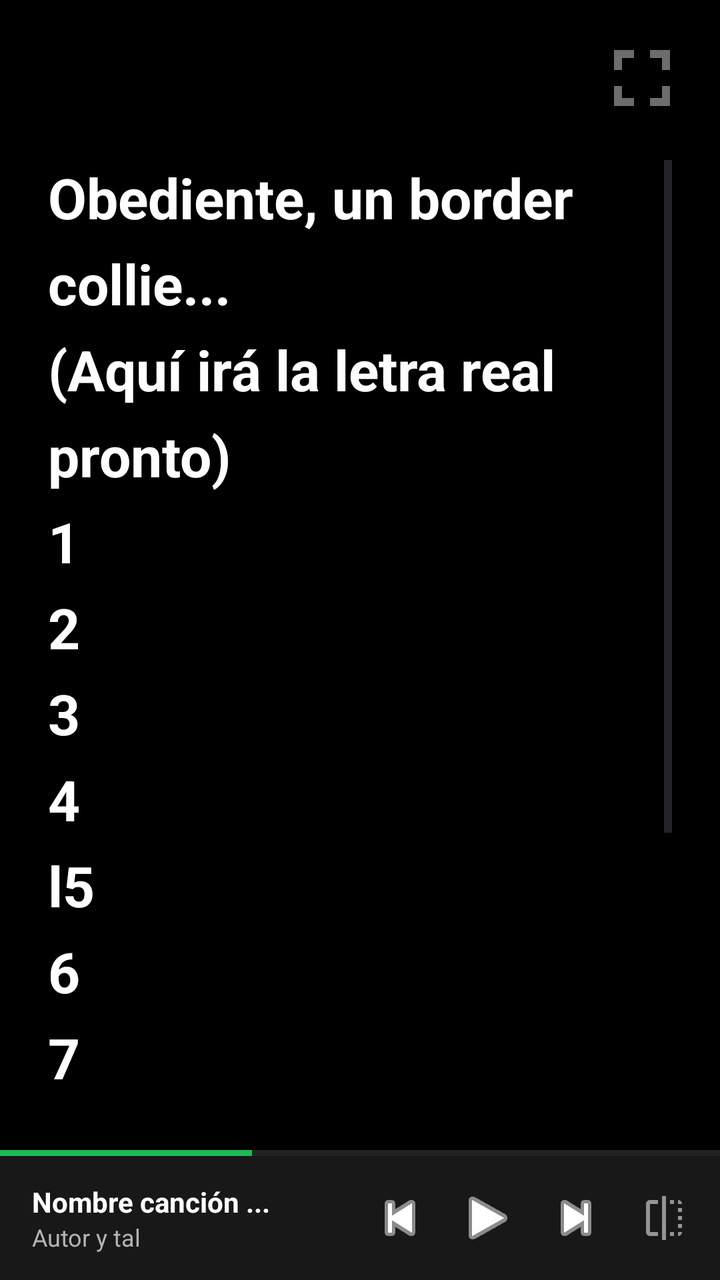
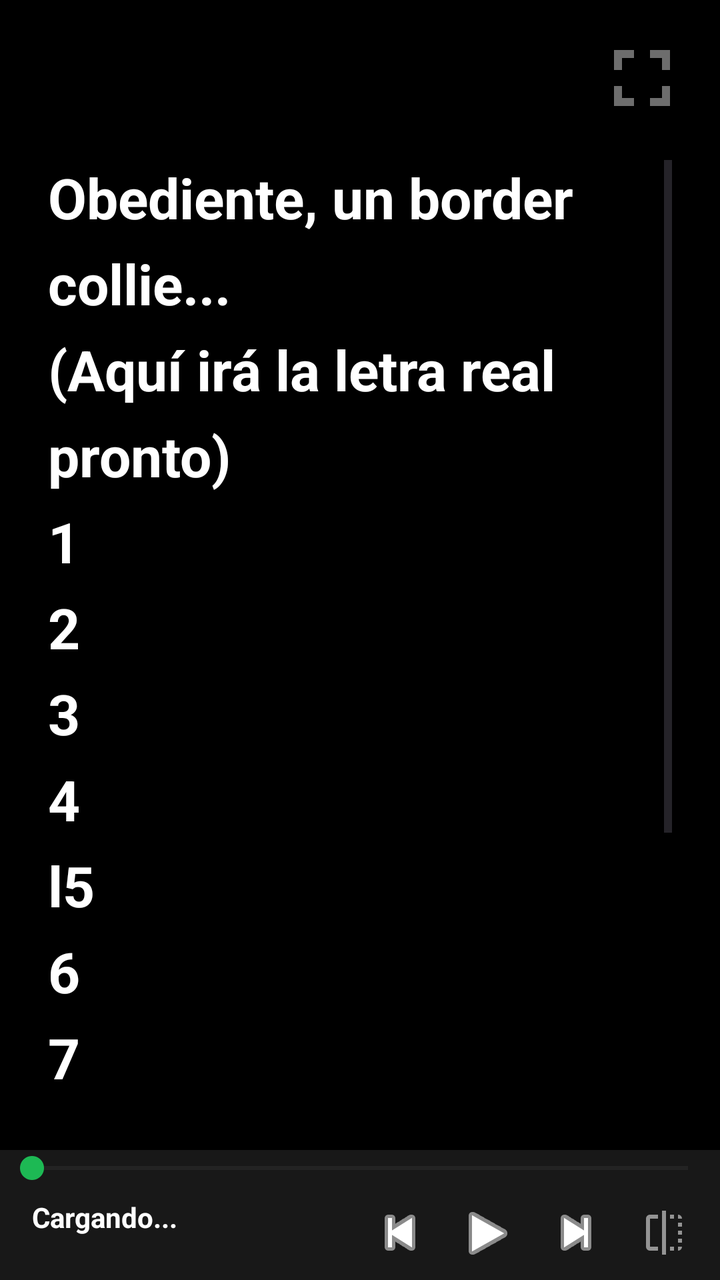

Screens rendered from an Android XML layout before and after an edit, with the pre-edit source and the edit as a unified diff.
<!-- AndroidManifest.xml: application theme Theme.AppLetras -->
<!-- res/layout/fragment_musica.xml -->
<?xml version="1.0" encoding="utf-8"?>
<androidx.constraintlayout.widget.ConstraintLayout xmlns:android="http://schemas.android.com/apk/res/android"
    xmlns:app="http://schemas.android.com/apk/res-auto"
    android:layout_width="match_parent"
    android:layout_height="match_parent"
    android:background="#000000">

    

    <ImageButton
        android:id="@+id/btn_expandir"
        android:layout_width="48dp"
        android:layout_height="48dp"
        android:layout_marginEnd="15dp"
        android:layout_marginTop="15dp"
        android:scaleType="fitCenter"
        android:background="@android:color/transparent"
        android:src="@drawable/ic_pantalla_completa"
        app:tint="#888888"
        app:layout_constraintEnd_toEndOf="parent"
        app:layout_constraintTop_toTopOf="parent" />

    <ImageButton
        android:id="@+id/btn_mirror_fullscreen"
        android:layout_width="48dp"
        android:layout_height="48dp"
        android:layout_marginStart="16dp"
        android:layout_marginTop="16dp"
        android:background="@android:color/transparent"
        android:src="@drawable/ic_mirror"
        android:visibility="gone"
        app:tint="#B3B3B3"
        app:layout_constraintStart_toStartOf="parent"
        app:layout_constraintTop_toTopOf="parent" />

    
    <androidx.constraintlayout.widget.ConstraintLayout
        android:id="@+id/mini_reproductor"
        android:layout_width="0dp"
        android:layout_height="65dp"
        android:background="#181818"
        app:layout_constraintBottom_toBottomOf="parent"
        app:layout_constraintEnd_toEndOf="parent"
        app:layout_constraintStart_toStartOf="parent">

        
        <ProgressBar
            android:id="@+id/barra_progreso"
            style="?android:attr/progressBarStyleHorizontal"
            android:layout_width="0dp"
            android:layout_height="3dp"
            android:max="100"
            android:progress="35"
            android:progressTint="#1DB954"
            android:progressBackgroundTint="#444444"
            app:layout_constraintTop_toTopOf="parent"
            app:layout_constraintStart_toStartOf="parent"
            app:layout_constraintEnd_toEndOf="parent" />

        
        <TextView
            android:id="@+id/tv_nombre_cancion"
            android:layout_width="0dp"
            android:layout_height="wrap_content"
            android:layout_marginStart="16dp"
            android:layout_marginEnd="8dp"
            android:text="Nombre canción ..."
            android:textColor="#FFFFFF"
            android:textSize="14sp"
            android:textStyle="bold"
            android:maxLines="1"
            android:ellipsize="end"
            app:layout_constraintBottom_toTopOf="@id/tv_autor"
            app:layout_constraintStart_toStartOf="parent"
            app:layout_constraintEnd_toStartOf="@id/controles_reproduccion"
            app:layout_constraintTop_toBottomOf="@id/barra_progreso"
            app:layout_constraintVertical_chainStyle="packed" />

        <TextView
            android:id="@+id/tv_autor"
            android:layout_width="0dp"
            android:layout_height="wrap_content"
            android:layout_marginStart="16dp"
            android:layout_marginEnd="8dp"
            android:text="Autor y tal"
            android:textColor="#B3B3B3"
            android:textSize="12sp"
            android:maxLines="1"
            android:ellipsize="end"
            app:layout_constraintBottom_toBottomOf="parent"
            app:layout_constraintStart_toStartOf="parent"
            app:layout_constraintEnd_toStartOf="@id/controles_reproduccion"
            app:layout_constraintTop_toBottomOf="@id/tv_nombre_cancion" />

        
        
        <LinearLayout
            android:id="@+id/controles_reproduccion"
            android:layout_width="wrap_content"
            android:layout_height="0dp"
            android:layout_marginEnd="8dp"
            android:gravity="center_vertical"
            android:orientation="horizontal"
            app:layout_constraintBottom_toBottomOf="parent"
            app:layout_constraintEnd_toEndOf="parent"
            app:layout_constraintTop_toBottomOf="@id/barra_progreso">

            <ImageButton
                android:id="@+id/btn_anterior"
                android:layout_width="40dp"
                android:layout_height="40dp"
                android:background="?attr/selectableItemBackgroundBorderless"
                android:src="@android:drawable/ic_media_previous"
                app:tint="#FFFFFF" />

            <ImageButton
                android:id="@+id/btn_play_pause"
                android:layout_width="48dp"
                android:layout_height="48dp"
                android:background="?attr/selectableItemBackgroundBorderless"
                android:src="@android:drawable/ic_media_play"
                app:tint="#FFFFFF" />

            <ImageButton
                android:id="@+id/btn_siguiente"
                android:layout_width="40dp"
                android:layout_height="40dp"
                android:background="?attr/selectableItemBackgroundBorderless"
                android:src="@android:drawable/ic_media_next"
                app:tint="#FFFFFF" />

            
            <ImageButton
                android:id="@+id/btn_mirror"
                android:layout_width="40dp"
                android:layout_height="40dp"
                android:layout_marginStart="4dp"
                android:background="@android:color/transparent"
                android:src="@drawable/ic_mirror"
                app:tint="#B3B3B3" />
        </LinearLayout>

    </androidx.constraintlayout.widget.ConstraintLayout>

    
    <ScrollView
        android:id="@+id/scroll_letra"
        android:layout_width="0dp"
        android:layout_height="0dp"
        android:layout_marginHorizontal="24dp"
        android:layout_marginTop="80dp"
        android:layout_marginBottom="16dp"
        app:layout_constraintBottom_toTopOf="@id/mini_reproductor"
        app:layout_constraintEnd_toEndOf="parent"
        app:layout_constraintStart_toStartOf="parent"
        app:layout_constraintTop_toTopOf="parent">

        <TextView
            android:id="@+id/tv_letra"
            android:layout_width="match_parent"
            android:layout_height="wrap_content"
            android:gravity="start"
            android:lineSpacingExtra="10dp"
            android:text="Obediente, un border collie...\n(Aquí irá la letra real pronto)\n1\n2\n3\n4\nl5\n6\n7\n8\n9\n10\n11\n12"
            android:textColor="#FFFFFF"
            android:textSize="28sp"
            android:textStyle="bold" />
    </ScrollView>


</androidx.constraintlayout.widget.ConstraintLayout>
<!-- resources referenced by this layout -->
<resources>
  <!-- drawable ic_mirror (drawable) -->
  <vector xmlns:android="http://schemas.android.com/apk/res/android" android:alpha="0.8" android:height="24dp" android:tint="#000000" android:viewportHeight="24" android:viewportWidth="24" android:width="24dp">
        
      <path android:fillColor="@android:color/white" android:pathData="M15,21h2v-2h-2v2zM19,9h2L21,7h-2v2zM3,5v14c0,1.1 0.9,2 2,2h4v-2L5,19L5,5h4L9,3L5,3c-1.1,0 -2,0.9 -2,2zM19,3v2h2c0,-1.1 -0.9,-2 -2,-2zM11,23h2L13,1h-2v22zM19,17h2v-2h-2v2zM15,5h2L17,3h-2v2zM19,13h2v-2h-2v2zM19,21c1.1,0 2,-0.9 2,-2h-2v2z"/>
      
  </vector>
  <!-- drawable ic_pantalla_completa (drawable) -->
  <vector xmlns:android="http://schemas.android.com/apk/res/android" android:alpha="0.8" android:height="24dp" android:tint="#000000" android:viewportHeight="24" android:viewportWidth="24" android:width="24dp">
        
      <path android:fillColor="@android:color/white" android:pathData="M7,14L5,14v5h5v-2L7,17v-3zM5,10h2L7,7h3L10,5L5,5v5zM17,17h-3v2h5v-5h-2v3zM14,5v2h3v3h2L19,5h-5z"/>
      
  </vector>
  <style name="Theme.AppLetras" parent="Base.Theme.AppLetras" />
  <style name="Base.Theme.AppLetras" parent="Theme.Material3.DayNight.NoActionBar">
          
          
      </style>
</resources>

<!-- the commit's change to res/layout/fragment_musica.xml (unified diff, before → after) -->
@@ -44,14 +44,14 @@
         app:layout_constraintStart_toStartOf="parent">
 
         
-        <ProgressBar
+        <SeekBar
             android:id="@+id/barra_progreso"
-            style="?android:attr/progressBarStyleHorizontal"
             android:layout_width="0dp"
-            android:layout_height="3dp"
+            android:layout_height="wrap_content"
             android:max="100"
-            android:progress="35"
+            android:progress="0"
             android:progressTint="#1DB954"
+            android:thumbTint="#1DB954"
             android:progressBackgroundTint="#444444"
             app:layout_constraintTop_toTopOf="parent"
             app:layout_constraintStart_toStartOf="parent"
@@ -64,12 +64,14 @@
             android:layout_height="wrap_content"
             android:layout_marginStart="16dp"
             android:layout_marginEnd="8dp"
-            android:text="Nombre canción ..."
+            android:text="Cargando..."
             android:textColor="#FFFFFF"
             android:textSize="14sp"
             android:textStyle="bold"
-            android:maxLines="1"
-            android:ellipsize="end"
+            android:singleLine="true"
+            android:ellipsize="marquee"
+            android:marqueeRepeatLimit="marquee_forever"
+            android:scrollHorizontally="true"
             app:layout_constraintBottom_toTopOf="@id/tv_autor"
             app:layout_constraintStart_toStartOf="parent"
             app:layout_constraintEnd_toStartOf="@id/controles_reproduccion"
@@ -82,11 +84,13 @@
             android:layout_height="wrap_content"
             android:layout_marginStart="16dp"
             android:layout_marginEnd="8dp"
-            android:text="Autor y tal"
+            android:text=""
             android:textColor="#B3B3B3"
             android:textSize="12sp"
-            android:maxLines="1"
-            android:ellipsize="end"
+            android:singleLine="true"
+            android:ellipsize="marquee"
+            android:marqueeRepeatLimit="marquee_forever"
+            android:scrollHorizontally="true"
             app:layout_constraintBottom_toBottomOf="parent"
             app:layout_constraintStart_toStartOf="parent"
             app:layout_constraintEnd_toStartOf="@id/controles_reproduccion"
